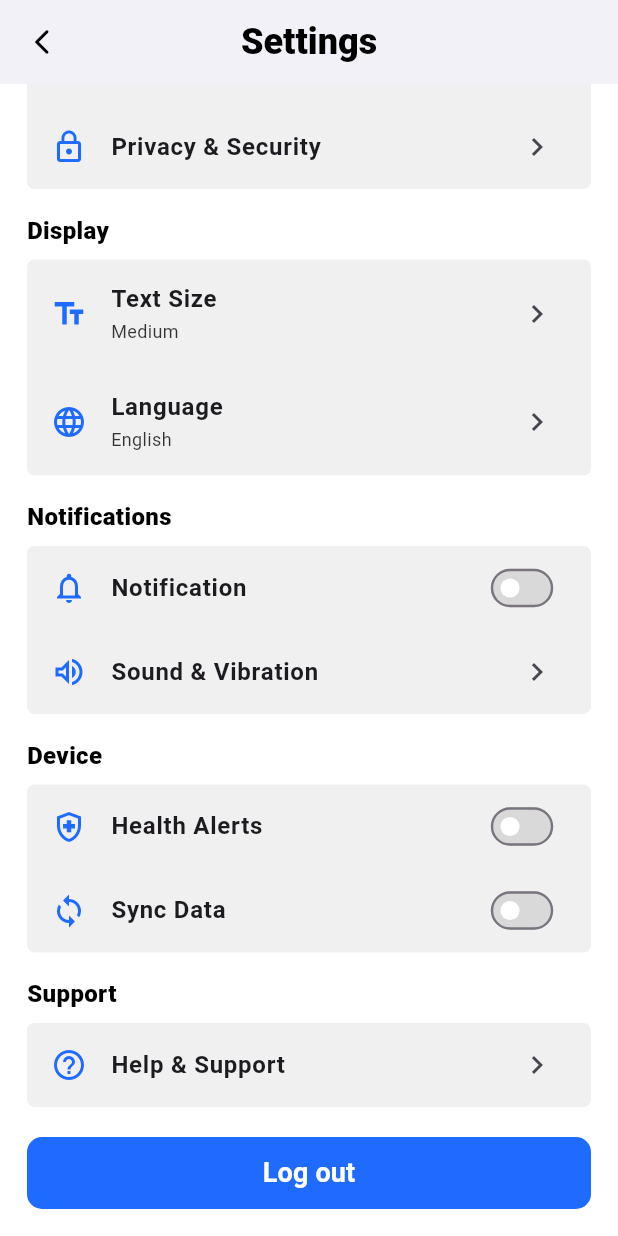
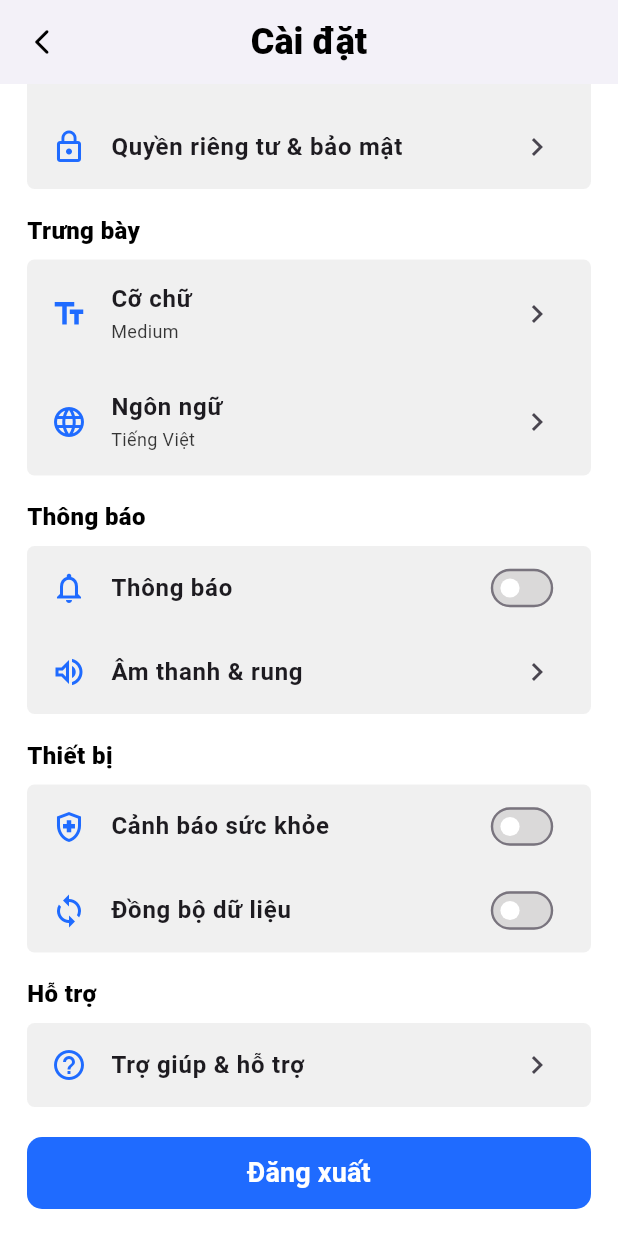
Before and after one commit to Hatuan28104/Care_AI, a Flutter app: the SettingsScreen screen opened directly, scrolled down 102 dp, on a phone screen of 412 x 824 dp. Run offline on Flutter 3.47's test engine with Material 3 defaults, Android fonts, the phone set to English and light mode, and no system bars; our stand-ins replace flutter_datetime_picker_plus, flutter_slidable, image_picker, intl_phone_field; accounts and stored records are empty; Roboto replaces fonts that are missing (Poppins).

Commit message:
your message

```diff
--- a/mobile_app/lib/screens/AuthScreen/login_form.dart
+++ b/mobile_app/lib/screens/AuthScreen/login_form.dart
@@ -111,6 +111,7 @@ class _LoginFormState extends State<LoginForm> {
                 IntlPhoneField(
                   initialCountryCode: 'VN',
                   disableLengthCheck: true,
+                  searchText: 'Tìm kiếm quốc gia',
                   decoration: InputDecoration(
                     hintText: 'Số điện thoại',
                     hintStyle: const TextStyle(
--- a/mobile_app/lib/screens/home/home_conten/data/activity_data.dart
+++ b/mobile_app/lib/screens/home/home_conten/data/activity_data.dart
@@ -101,7 +101,7 @@ class ActivityDataScreen extends StatelessWidget {
               const SizedBox(width: 10),
               const Expanded(
                 child: Text(
-                  'Activity data',
+                  'Dữ liệu sức khỏe',
                   textAlign: TextAlign.center,
                   style: TextStyle(
                     fontSize: 24,
@@ -112,15 +112,7 @@ class ActivityDataScreen extends StatelessWidget {
               const SizedBox(width: 34),
             ],
           ),
-          const SizedBox(height: 8),
-          const Text(
-            'Today',
-            style: TextStyle(
-              color: _blue,
-              fontSize: 18,
-              fontWeight: FontWeight.w700,
-            ),
-          ),
+          const SizedBox(height: 20),
         ],
       ),
     );
--- a/mobile_app/lib/screens/home/home_conten/data/basic_health_data.dart
+++ b/mobile_app/lib/screens/home/home_conten/data/basic_health_data.dart
@@ -101,7 +101,7 @@ class BasicHealthDataScreen extends StatelessWidget {
               const SizedBox(width: 10),
               const Expanded(
                 child: Text(
-                  'Basic health data',
+                  'Dữ liệu hoạt động',
                   textAlign: TextAlign.center,
                   style: TextStyle(
                     fontSize: 24,
@@ -112,15 +112,7 @@ class BasicHealthDataScreen extends StatelessWidget {
               const SizedBox(width: 34),
             ],
           ),
-          const SizedBox(height: 8),
-          const Text(
-            'Today',
-            style: TextStyle(
-              color: _blue,
-              fontSize: 18,
-              fontWeight: FontWeight.w700,
-            ),
-          ),
+          const SizedBox(height: 20),
         ],
       ),
     );
--- a/mobile_app/lib/screens/settings/settings.dart
+++ b/mobile_app/lib/screens/settings/settings.dart
@@ -38,75 +38,75 @@ class SettingsScreen extends StatelessWidget {
             children: [
               // ===== ACCOUNT =====
               _section(
-                'Account',
+                'Tài khoản',
                 fontSize: 18,
               ),
               _card([
                 _item(
                   icon: Icons.person_outline,
-                  text: 'My Profile',
+                  text: 'Hồ sơ của tôi',
                   onTap: () => _go(context, const MyProfileScreen()),
                 ),
                 _item(
                   icon: Icons.lock_outline,
-                  text: 'Privacy & Security',
+                  text: 'Quyền riêng tư & bảo mật',
                   onTap: () => _go(context, const PrivacySecurityScreen()),
                 ),
               ]),
 
               // ===== DISPLAY =====
-              _section('Display'),
+              _section('Trưng bày'),
               _card([
                 _item(
                   icon: Icons.text_fields,
-                  text: 'Text Size',
+                  text: 'Cỡ chữ',
                   subtitle: _textSizeLabel(AppSettings.textScale.value),
                   onTap: () => _go(context, const TextSizeScreen()),
                 ),
                 _item(
                   icon: Icons.language,
-                  text: 'Language',
-                  subtitle: 'English',
+                  text: 'Ngôn ngữ',
+                  subtitle: 'Tiếng Việt',
                   onTap: () => _go(context, const LanguageScreen()),
                 ),
               ]),
 
               // ===== NOTIFICATIONS =====
-              _section('Notifications'),
+              _section('Thông báo'),
               _card([
                 _switchItem(
                   icon: Icons.notifications_none,
-                  text: 'Notification',
+                  text: 'Thông báo',
                   notifier: AppSettings.notificationOn,
                 ),
                 _item(
                   icon: Icons.volume_up_outlined,
-                  text: 'Sound & Vibration',
+                  text: 'Âm thanh & rung',
                   onTap: () => _go(context, const SoundVibrationScreen()),
                 ),
               ]),
 
               // ===== DEVICE =====
-              _section('Device'),
+              _section('Thiết bị'),
               _card([
                 _switchItem(
                   icon: Icons.health_and_safety_outlined,
-                  text: 'Health Alerts',
+                  text: 'Cảnh báo sức khỏe',
                   notifier: AppSettings.healthAlertOn,
                 ),
                 _switchItem(
                   icon: Icons.sync,
-                  text: 'Sync Data',
+                  text: 'Đồng bộ dữ liệu',
                   notifier: AppSettings.syncDataOn,
                 ),
               ]),
 
               // ===== SUPPORT =====
-              _section('Support'),
+              _section('Hỗ trợ'),
               _card([
                 _item(
                   icon: Icons.help_outline,
-                  text: 'Help & Support',
+                  text: 'Trợ giúp & hỗ trợ',
                   onTap: () => _go(context, const HelpSupportScreen()),
                 ),
               ]),
@@ -134,7 +134,7 @@ class SettingsScreen extends StatelessWidget {
         onPressed: () => Navigator.pop(context),
       ),
       title: const Text(
-        'Settings',
+        'Cài đặt',
         style: TextStyle(
             fontWeight: FontWeight.w800, fontSize: 24, color: Colors.black),
       ),
@@ -144,7 +144,7 @@ class SettingsScreen extends StatelessWidget {
   // ===== SECTIONS =====
   Widget _section(
     String text, {
-    double fontSize = 16, // 👈 thêm named parameter
+    double fontSize = 16,
   }) {
     return Padding(
       padding: const EdgeInsets.only(bottom: 8, top: 16),
@@ -242,7 +242,7 @@ class SettingsScreen extends StatelessWidget {
               RoundedRectangleBorder(borderRadius: BorderRadius.circular(10)),
         ),
         child: const Text(
-          'Log out',
+          'Đăng xuất',
           style: TextStyle(fontWeight: FontWeight.w700, fontSize: 18),
         ),
       ),
--- a/mobile_app/lib/widgets/phone_field.dart
+++ b/mobile_app/lib/widgets/phone_field.dart
@@ -29,7 +29,8 @@ class PhoneField extends StatelessWidget {
             children: [
               Text('🇻🇳', style: TextStyle(fontSize: 18)),
               SizedBox(width: 6),
-              Text('+84', style: TextStyle(fontWeight: FontWeight.w600)),
+              Text('+84',
+                  style: TextStyle(fontSize: 20, fontWeight: FontWeight.w600)),
             ],
           ),
         ),
```
Also changed, not shown: mobile_app/lib/screens/AuthScreen/register_form.dart (+31 -7 lines), mobile_app/pubspec.lock, 7 other files.
